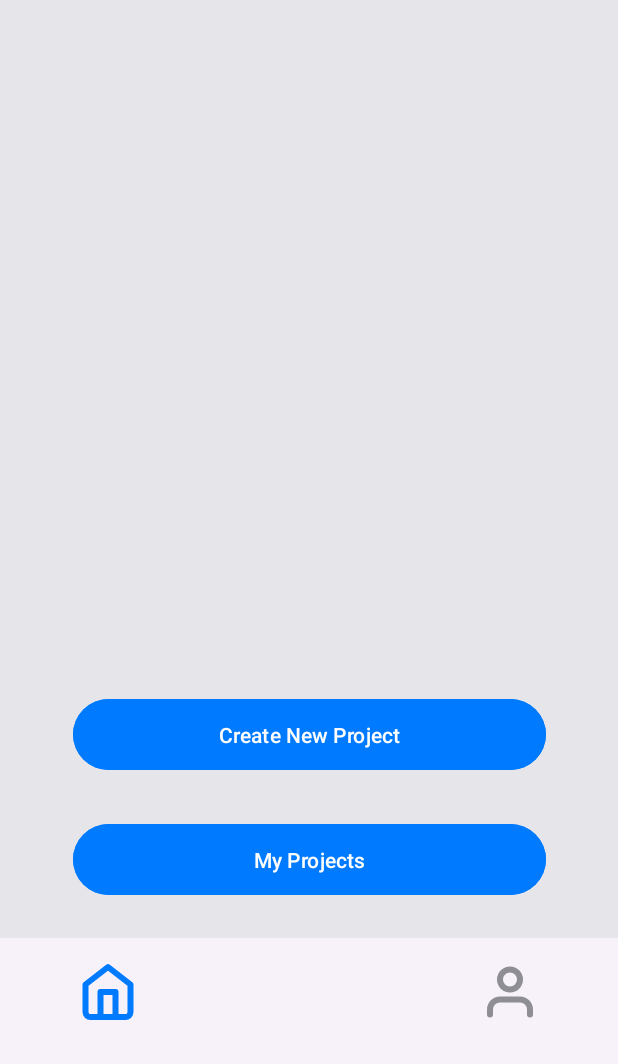
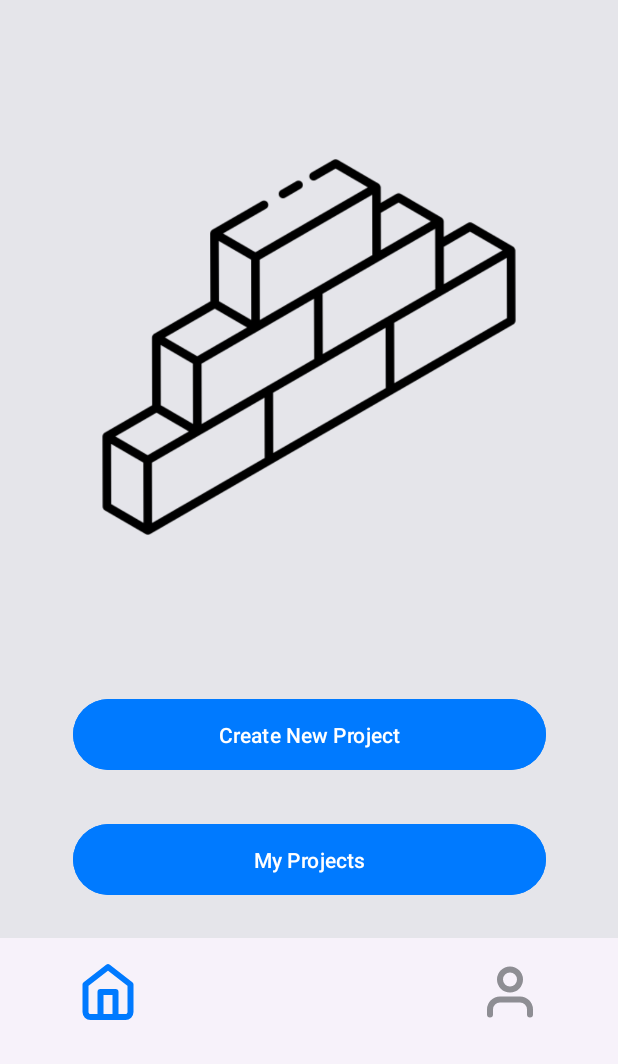
Before and after one commit to Lican1907/mainver2, an Android app: the screen it shows after launch (StartActivity), on a phone screen of 412 x 824 dp, the part 172-1236 px from its top. Run offline under Robolectric (Android 15) with nearby library versions, the phone set to English and light mode, and no system bars.

Commit message:
add picture

```diff
--- a/app/src/main/res/layout/activity_start.xml
+++ b/app/src/main/res/layout/activity_start.xml
@@ -75,5 +75,17 @@
         app:layout_constraintStart_toStartOf="parent"
         app:layout_constraintTop_toBottomOf="@+id/imageButtonCreateProject" />
 
+    <ImageView
+        android:id="@+id/imageView"
+        android:layout_width="304dp"
+        android:layout_height="304dp"
+        app:layout_constraintBottom_toTopOf="@+id/imageButtonCreateProject"
+        app:layout_constraintEnd_toEndOf="parent"
+        app:layout_constraintHorizontal_bias="0.5"
+        app:layout_constraintStart_toStartOf="parent"
+        app:layout_constraintTop_toBottomOf="@+id/appTitle"
+        app:layout_constraintVertical_bias="0.5"
+        app:srcCompat="@drawable/ic_main_picture" />
+
 
 </androidx.constraintlayout.widget.ConstraintLayout>
```
Also changed, not shown: app/src/main/res/drawable/ic_main_picture.png (added).
